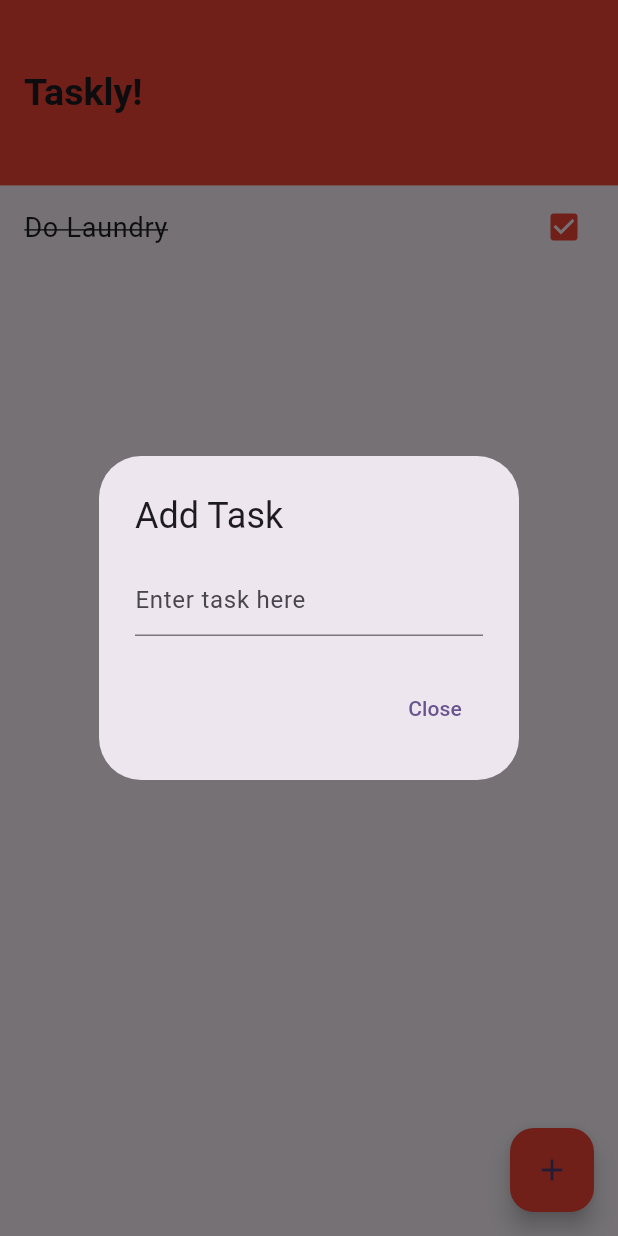
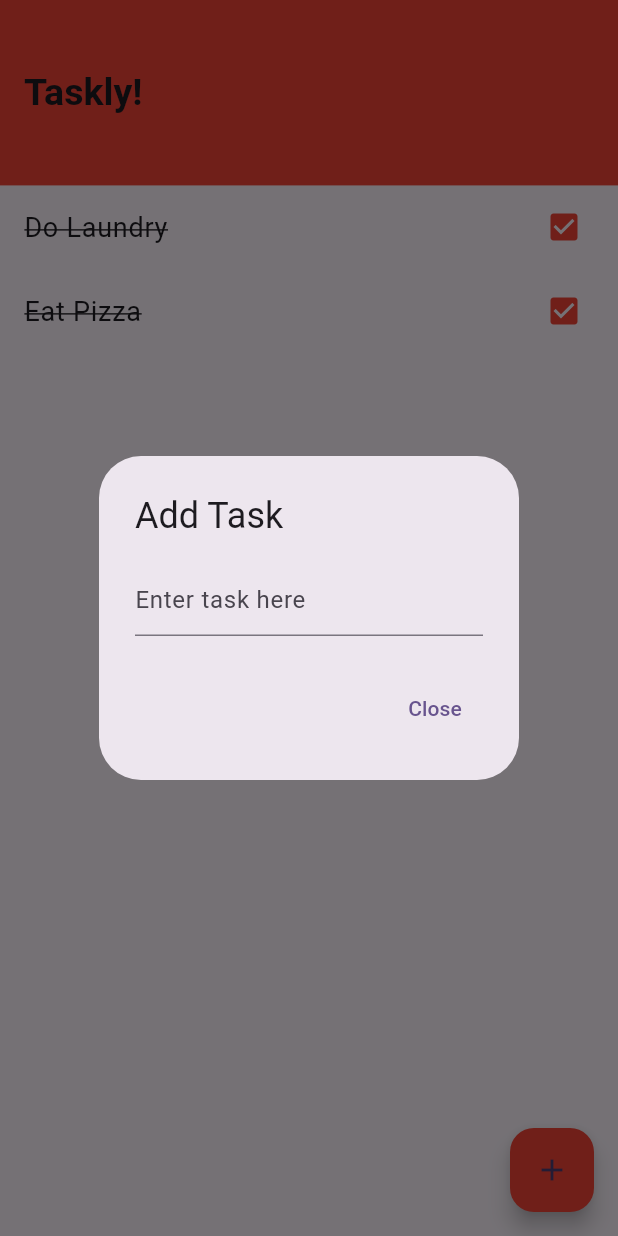
Before and after one commit to RANGIRA46/taskly_app, a Flutter app: the screen it shows after launch, after a tap on the "add" icon, on a phone screen of 412 x 824 dp. Run offline on Flutter 3.47's test engine with Material 3 defaults, Android fonts, the phone set to English and light mode, and no system bars; our stand-ins replace hive_flutter; accounts and stored records are empty.

Commit message:
display task on list view

```diff
--- a/lib/pages/home_page.dart
+++ b/lib/pages/home_page.dart
@@ -13,9 +13,10 @@ class _HomePageState extends State<HomePage> {
   late Box<Map> _taskBox; // Hive box for storing tasks
   String? _newTaskContent; // For storing user input from the TextField
 
-  // Filtered List: Only the "Do Laundry" task
+  // Updated List: Includes "Do Laundry" and "Eat Pizza"
   final List<Map<String, dynamic>> _tasks = [
     {"title": "Do Laundry", "completed": true},
+    {"title": "Eat Pizza", "completed": true}, // New task added here
   ];
 
   @override
@@ -50,18 +51,6 @@ class _HomePageState extends State<HomePage> {
   }
 
   Widget _tasksView() {
-    if (_taskBox == null) {
-      return const Center(
-        child: CircularProgressIndicator(), // Show loading indicator
-      );
-    }
-
-    if (_tasks.isEmpty) {
-      return const Center(
-        child: Text("No tasks available."),
-      );
-    }
-
     return ListView.builder(
       itemCount: _tasks.length,
       itemBuilder: (context, index) {
```
